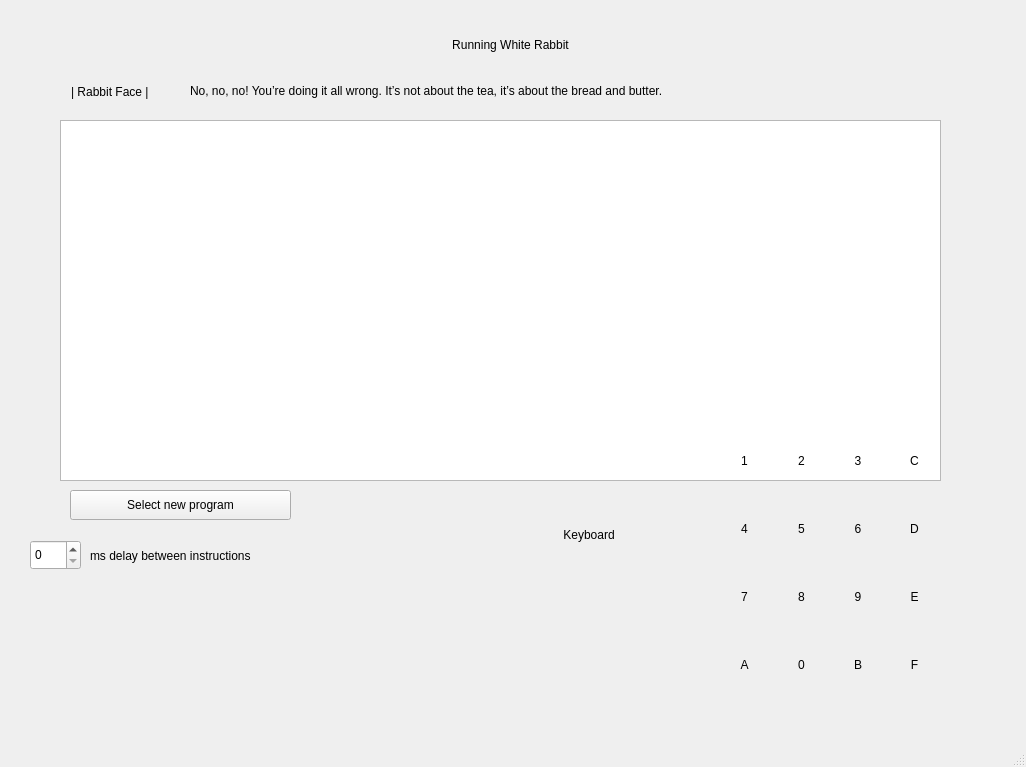
Old version of the form WhiteRabbit/src/mainwindow.ui in the repository Robin-Reynard/WhiteRabbit_CHIP-8-Emulator.
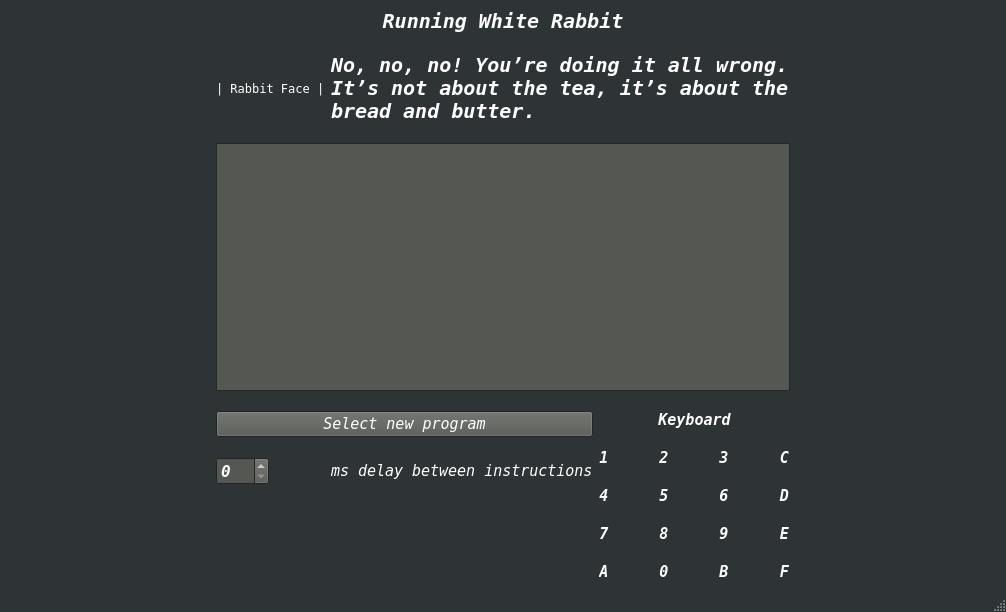
New version of the form.

Patch:
```diff
--- a/WhiteRabbit/src/mainwindow.ui
+++ b/WhiteRabbit/src/mainwindow.ui
@@ -6,306 +6,960 @@
    <rect>
     <x>0</x>
     <y>0</y>
-    <width>1026</width>
-    <height>767</height>
+    <width>1006</width>
+    <height>612</height>
    </rect>
   </property>
+  <property name="palette">
+   <palette>
+    <active>
+     <colorrole role="WindowText">
+      <brush brushstyle="SolidPattern">
+       <color alpha="255">
+        <red>255</red>
+        <green>255</green>
+        <blue>255</blue>
+       </color>
+      </brush>
+     </colorrole>
+     <colorrole role="Button">
+      <brush brushstyle="SolidPattern">
+       <color alpha="255">
+        <red>85</red>
+        <green>87</green>
+        <blue>83</blue>
+       </color>
+      </brush>
+     </colorrole>
+     <colorrole role="Light">
+      <brush brushstyle="SolidPattern">
+       <color alpha="255">
+        <red>69</red>
+        <green>78</green>
+        <blue>81</blue>
+       </color>
+      </brush>
+     </colorrole>
+     <colorrole role="Midlight">
+      <brush brushstyle="SolidPattern">
+       <color alpha="255">
+        <red>57</red>
+        <green>65</green>
+        <blue>67</blue>
+       </color>
+      </brush>
+     </colorrole>
+     <colorrole role="Dark">
+      <brush brushstyle="SolidPattern">
+       <color alpha="255">
+        <red>23</red>
+        <green>26</green>
+        <blue>27</blue>
+       </color>
+      </brush>
+     </colorrole>
+     <colorrole role="Mid">
+      <brush brushstyle="SolidPattern">
+       <color alpha="255">
+        <red>30</red>
+        <green>34</green>
+        <blue>36</blue>
+       </color>
+      </brush>
+     </colorrole>
+     <colorrole role="Text">
+      <brush brushstyle="SolidPattern">
+       <color alpha="255">
+        <red>255</red>
+        <green>255</green>
+        <blue>255</blue>
+       </color>
+      </brush>
+     </colorrole>
+     <colorrole role="BrightText">
+      <brush brushstyle="SolidPattern">
+       <color alpha="255">
+        <red>255</red>
+        <green>255</green>
+        <blue>255</blue>
+       </color>
+      </brush>
+     </colorrole>
+     <colorrole role="ButtonText">
+      <brush brushstyle="SolidPattern">
+       <color alpha="255">
+        <red>255</red>
+        <green>255</green>
+        <blue>255</blue>
+       </color>
+      </brush>
+     </colorrole>
+     <colorrole role="Base">
+      <brush brushstyle="SolidPattern">
+       <color alpha="255">
+        <red>85</red>
+        <green>87</green>
+        <blue>83</blue>
+       </color>
+      </brush>
+     </colorrole>
+     <colorrole role="Window">
+      <brush brushstyle="SolidPattern">
+       <color alpha="255">
+        <red>46</red>
+        <green>52</green>
+        <blue>54</blue>
+       </color>
+      </brush>
+     </colorrole>
+     <colorrole role="Shadow">
+      <brush brushstyle="SolidPattern">
+       <color alpha="255">
+        <red>0</red>
+        <green>0</green>
+        <blue>0</blue>
+       </color>
+      </brush>
+     </colorrole>
+     <colorrole role="AlternateBase">
+      <brush brushstyle="SolidPattern">
+       <color alpha="255">
+        <red>23</red>
+        <green>26</green>
+        <blue>27</blue>
+       </color>
+      </brush>
+     </colorrole>
+     <colorrole role="ToolTipBase">
+      <brush brushstyle="SolidPattern">
+       <color alpha="255">
+        <red>255</red>
+        <green>255</green>
+        <blue>220</blue>
+       </color>
+      </brush>
+     </colorrole>
+     <colorrole role="ToolTipText">
+      <brush brushstyle="SolidPattern">
+       <color alpha="255">
+        <red>0</red>
+        <green>0</green>
+        <blue>0</blue>
+       </color>
+      </brush>
+     </colorrole>
+     <colorrole role="PlaceholderText">
+      <brush brushstyle="SolidPattern">
+       <color alpha="128">
+        <red>255</red>
+        <green>255</green>
+        <blue>255</blue>
+       </color>
+      </brush>
+     </colorrole>
+    </active>
+    <inactive>
+     <colorrole role="WindowText">
+      <brush brushstyle="SolidPattern">
+       <color alpha="255">
+        <red>255</red>
+        <green>255</green>
+        <blue>255</blue>
+       </color>
+      </brush>
+     </colorrole>
+     <colorrole role="Button">
+      <brush brushstyle="SolidPattern">
+       <color alpha="255">
+        <red>85</red>
+        <green>87</green>
+        <blue>83</blue>
+       </color>
+      </brush>
+     </colorrole>
+     <colorrole role="Light">
+      <brush brushstyle="SolidPattern">
+       <color alpha="255">
+        <red>69</red>
+        <green>78</green>
+        <blue>81</blue>
+       </color>
+      </brush>
+     </colorrole>
+     <colorrole role="Midlight">
+      <brush brushstyle="SolidPattern">
+       <color alpha="255">
+        <red>57</red>
+        <green>65</green>
+        <blue>67</blue>
+       </color>
+      </brush>
+     </colorrole>
+     <colorrole role="Dark">
+      <brush brushstyle="SolidPattern">
+       <color alpha="255">
+        <red>23</red>
+        <green>26</green>
+        <blue>27</blue>
+       </color>
+      </brush>
+     </colorrole>
+     <colorrole role="Mid">
+      <brush brushstyle="SolidPattern">
+       <color alpha="255">
+        <red>30</red>
+        <green>34</green>
+        <blue>36</blue>
+       </color>
+      </brush>
+     </colorrole>
+     <colorrole role="Text">
+      <brush brushstyle="SolidPattern">
+       <color alpha="255">
+        <red>255</red>
+        <green>255</green>
+        <blue>255</blue>
+       </color>
+      </brush>
+     </colorrole>
+     <colorrole role="BrightText">
+      <brush brushstyle="SolidPattern">
+       <color alpha="255">
+        <red>255</red>
+        <green>255</green>
+        <blue>255</blue>
+       </color>
+      </brush>
+     </colorrole>
+     <colorrole role="ButtonText">
+      <brush brushstyle="SolidPattern">
+       <color alpha="255">
+        <red>255</red>
+        <green>255</green>
+        <blue>255</blue>
+       </color>
+      </brush>
+     </colorrole>
+     <colorrole role="Base">
+      <brush brushstyle="SolidPattern">
+       <color alpha="255">
+        <red>85</red>
+        <green>87</green>
+        <blue>83</blue>
+       </color>
+      </brush>
+     </colorrole>
+     <colorrole role="Window">
+      <brush brushstyle="SolidPattern">
+       <color alpha="255">
+        <red>46</red>
+        <green>52</green>
+        <blue>54</blue>
+       </color>
+      </brush>
+     </colorrole>
+     <colorrole role="Shadow">
+      <brush brushstyle="SolidPattern">
+       <color alpha="255">
+        <red>0</red>
+        <green>0</green>
+        <blue>0</blue>
+       </color>
+      </brush>
+     </colorrole>
+     <colorrole role="AlternateBase">
+      <brush brushstyle="SolidPattern">
+       <color alpha="255">
+        <red>23</red>
+        <green>26</green>
+        <blue>27</blue>
+       </color>
+      </brush>
+     </colorrole>
+     <colorrole role="ToolTipBase">
+      <brush brushstyle="SolidPattern">
+       <color alpha="255">
+        <red>255</red>
+        <green>255</green>
+        <blue>220</blue>
+       </color>
+      </brush>
+     </colorrole>
+     <colorrole role="ToolTipText">
+      <brush brushstyle="SolidPattern">
+       <color alpha="255">
+        <red>0</red>
+        <green>0</green>
+        <blue>0</blue>
+       </color>
+      </brush>
+     </colorrole>
+     <colorrole role="PlaceholderText">
+      <brush brushstyle="SolidPattern">
+       <color alpha="128">
+        <red>255</red>
+        <green>255</green>
+        <blue>255</blue>
+       </color>
+      </brush>
+     </colorrole>
+    </inactive>
+    <disabled>
+     <colorrole role="WindowText">
+      <brush brushstyle="SolidPattern">
+       <color alpha="255">
+        <red>23</red>
+        <green>26</green>
+        <blue>27</blue>
+       </color>
+      </brush>
+     </colorrole>
+     <colorrole role="Button">
+      <brush brushstyle="SolidPattern">
+       <color alpha="255">
+        <red>85</red>
+        <green>87</green>
+        <blue>83</blue>
+       </color>
+      </brush>
+     </colorrole>
+     <colorrole role="Light">
+      <brush brushstyle="SolidPattern">
+       <color alpha="255">
+        <red>69</red>
+        <green>78</green>
+        <blue>81</blue>
+       </color>
+      </brush>
+     </colorrole>
+     <colorrole role="Midlight">
+      <brush brushstyle="SolidPattern">
+       <color alpha="255">
+        <red>57</red>
+        <green>65</green>
+        <blue>67</blue>
+       </color>
+      </brush>
+     </colorrole>
+     <colorrole role="Dark">
+      <brush brushstyle="SolidPattern">
+       <color alpha="255">
+        <red>23</red>
+        <green>26</green>
+        <blue>27</blue>
+       </color>
+      </brush>
+     </colorrole>
+     <colorrole role="Mid">
+      <brush brushstyle="SolidPattern">
+       <color alpha="255">
+        <red>30</red>
+        <green>34</green>
+        <blue>36</blue>
+       </color>
+      </brush>
+     </colorrole>
+     <colorrole role="Text">
+      <brush brushstyle="SolidPattern">
+       <color alpha="255">
+        <red>23</red>
+        <green>26</green>
+        <blue>27</blue>
+       </color>
+      </brush>
+     </colorrole>
+     <colorrole role="BrightText">
+      <brush brushstyle="SolidPattern">
+       <color alpha="255">
+        <red>255</red>
+        <green>255</green>
+        <blue>255</blue>
+       </color>
+      </brush>
+     </colorrole>
+     <colorrole role="ButtonText">
+      <brush brushstyle="SolidPattern">
+       <color alpha="255">
+        <red>23</red>
+        <green>26</green>
+        <blue>27</blue>
+       </color>
+      </brush>
+     </colorrole>
+     <colorrole role="Base">
+      <brush brushstyle="SolidPattern">
+       <color alpha="255">
+        <red>46</red>
+        <green>52</green>
+        <blue>54</blue>
+       </color>
+      </brush>
+     </colorrole>
+     <colorrole role="Window">
+      <brush brushstyle="SolidPattern">
+       <color alpha="255">
+        <red>46</red>
+        <green>52</green>
+        <blue>54</blue>
+       </color>
+      </brush>
+     </colorrole>
+     <colorrole role="Shadow">
+      <brush brushstyle="SolidPattern">
+       <color alpha="255">
+        <red>0</red>
+        <green>0</green>
+        <blue>0</blue>
+       </color>
+      </brush>
+     </colorrole>
+     <colorrole role="AlternateBase">
+      <brush brushstyle="SolidPattern">
+       <color alpha="255">
+        <red>46</red>
+        <green>52</green>
+        <blue>54</blue>
+       </color>
+      </brush>
+     </colorrole>
+     <colorrole role="ToolTipBase">
+      <brush brushstyle="SolidPattern">
+       <color alpha="255">
+        <red>255</red>
+        <green>255</green>
+        <blue>220</blue>
+       </color>
+      </brush>
+     </colorrole>
+     <colorrole role="ToolTipText">
+      <brush brushstyle="SolidPattern">
+       <color alpha="255">
+        <red>0</red>
+        <green>0</green>
+        <blue>0</blue>
+       </color>
+      </brush>
+     </colorrole>
+     <colorrole role="PlaceholderText">
+      <brush brushstyle="SolidPattern">
+       <color alpha="128">
+        <red>255</red>
+        <green>255</green>
+        <blue>255</blue>
+       </color>
+      </brush>
+     </colorrole>
+    </disabled>
+   </palette>
+  </property>
+  <property name="font">
+   <font>
+    <family>DejaVu Sans Mono</family>
+    <weight>75</weight>
+    <italic>true</italic>
+    <bold>true</bold>
+   </font>
+  </property>
   <property name="windowTitle">
    <string>White Rabbit Chip8 Emulator</string>
   </property>
   <widget class="QWidget" name="centralwidget">
-   <widget class="QLabel" name="rabbit_icon">
-    <property name="geometry">
-     <rect>
-      <x>71</x>
-      <y>81</y>
-      <width>113</width>
-      <height>21</height>
-     </rect>
+   <layout class="QGridLayout" name="gridLayout">
+    <property name="verticalSpacing">
+     <number>20</number>
     </property>
-    <property name="text">
-     <string>| Rabbit Face |</string>
-    </property>
-   </widget>
-   <widget class="QGraphicsView" name="display">
-    <property name="geometry">
-     <rect>
-      <x>60</x>
-      <y>120</y>
-      <width>881</width>
-      <height>361</height>
-     </rect>
-    </property>
-    <property name="verticalScrollBarPolicy">
-     <enum>Qt::ScrollBarAlwaysOff</enum>
-    </property>
-    <property name="horizontalScrollBarPolicy">
-     <enum>Qt::ScrollBarAlwaysOff</enum>
-    </property>
-    <property name="alignment">
-     <set>Qt::AlignLeading|Qt::AlignLeft|Qt::AlignVCenter</set>
-    </property>
-   </widget>
-   <widget class="QLabel" name="title_label">
-    <property name="geometry">
-     <rect>
-      <x>70</x>
-      <y>30</y>
-      <width>881</width>
-      <height>30</height>
-     </rect>
-    </property>
-    <property name="text">
-     <string>Running White Rabbit</string>
-    </property>
-    <property name="alignment">
-     <set>Qt::AlignCenter</set>
-    </property>
-   </widget>
-   <widget class="QLabel" name="rabbit_text_label">
-    <property name="geometry">
-     <rect>
-      <x>190</x>
-      <y>80</y>
-      <width>733</width>
-      <height>21</height>
-     </rect>
-    </property>
-    <property name="text">
-     <string>No, no, no! You’re doing it all wrong. It’s not about the tea, it’s about the bread and butter.</string>
-    </property>
-   </widget>
-   <widget class="QWidget" name="">
-    <property name="geometry">
-     <rect>
-      <x>719</x>
-      <y>430</y>
-      <width>221</width>
-      <height>266</height>
-     </rect>
-    </property>
-    <layout class="QVBoxLayout" name="verticalLayout_2">
-     <item>
-      <layout class="QGridLayout" name="keyboard_grid">
-       <item row="2" column="0">
-        <widget class="QLabel" name="key_7">
-         <property name="text">
-          <string>7</string>
-         </property>
-         <property name="alignment">
-          <set>Qt::AlignCenter</set>
-         </property>
-        </widget>
-       </item>
-       <item row="3" column="2">
-        <widget class="QLabel" name="key_B">
-         <property name="text">
-          <string>B</string>
-         </property>
-         <property name="alignment">
-          <set>Qt::AlignCenter</set>
-         </property>
-        </widget>
-       </item>
-       <item row="0" column="2">
-        <widget class="QLabel" name="key_3">
-         <property name="text">
-          <string>3</string>
-         </property>
-         <property name="alignment">
-          <set>Qt::AlignCenter</set>
-         </property>
-        </widget>
-       </item>
-       <item row="1" column="1">
-        <widget class="QLabel" name="key_5">
-         <property name="text">
-          <string>5</string>
-         </property>
-         <property name="alignment">
-          <set>Qt::AlignCenter</set>
-         </property>
-        </widget>
-       </item>
-       <item row="1" column="2">
-        <widget class="QLabel" name="key_6">
-         <property name="text">
-          <string>6</string>
-         </property>
-         <property name="alignment">
-          <set>Qt::AlignCenter</set>
-         </property>
-        </widget>
-       </item>
-       <item row="3" column="0">
-        <widget class="QLabel" name="key_A">
-         <property name="text">
-          <string>A</string>
-         </property>
-         <property name="alignment">
-          <set>Qt::AlignCenter</set>
-         </property>
-        </widget>
-       </item>
-       <item row="0" column="0">
-        <widget class="QLabel" name="key_1">
-         <property name="text">
-          <string>1</string>
-         </property>
-         <property name="alignment">
-          <set>Qt::AlignCenter</set>
-         </property>
-        </widget>
-       </item>
-       <item row="2" column="2">
-        <widget class="QLabel" name="key_9">
-         <property name="text">
-          <string>9</string>
-         </property>
-         <property name="alignment">
-          <set>Qt::AlignCenter</set>
-         </property>
-        </widget>
-       </item>
-       <item row="1" column="0">
-        <widget class="QLabel" name="key_4">
-         <property name="text">
-          <string>4</string>
-         </property>
-         <property name="alignment">
-          <set>Qt::AlignCenter</set>
-         </property>
-        </widget>
-       </item>
-       <item row="1" column="3">
-        <widget class="QLabel" name="key_D">
-         <property name="text">
-          <string>D</string>
-         </property>
-         <property name="alignment">
-          <set>Qt::AlignCenter</set>
-         </property>
-        </widget>
-       </item>
-       <item row="2" column="1">
-        <widget class="QLabel" name="key_8">
-         <property name="text">
-          <string>8</string>
-         </property>
-         <property name="alignment">
-          <set>Qt::AlignCenter</set>
-         </property>
-        </widget>
-       </item>
-       <item row="3" column="1">
-        <widget class="QLabel" name="key_0">
-         <property name="text">
-          <string>0</string>
-         </property>
-         <property name="alignment">
-          <set>Qt::AlignCenter</set>
-         </property>
-        </widget>
-       </item>
-       <item row="0" column="3">
-        <widget class="QLabel" name="key_C">
-         <property name="text">
-          <string>C</string>
-         </property>
-         <property name="alignment">
-          <set>Qt::AlignCenter</set>
-         </property>
-        </widget>
-       </item>
-       <item row="0" column="1">
-        <widget class="QLabel" name="key_2">
-         <property name="text">
-          <string>2</string>
-         </property>
-         <property name="alignment">
-          <set>Qt::AlignCenter</set>
-         </property>
-        </widget>
-       </item>
-       <item row="2" column="3">
-        <widget class="QLabel" name="key_E">
-         <property name="text">
-          <string>E</string>
-         </property>
-         <property name="alignment">
-          <set>Qt::AlignCenter</set>
-         </property>
-        </widget>
-       </item>
-       <item row="3" column="3">
-        <widget class="QLabel" name="key_F">
-         <property name="text">
-          <string>F</string>
-         </property>
-         <property name="alignment">
-          <set>Qt::AlignCenter</set>
-         </property>
-        </widget>
-       </item>
-      </layout>
-     </item>
-    </layout>
-   </widget>
-   <widget class="QPushButton" name="select_new_program_button">
-    <property name="geometry">
-     <rect>
-      <x>70</x>
-      <y>490</y>
-      <width>221</width>
-      <height>30</height>
-     </rect>
-    </property>
-    <property name="text">
-     <string>Select new program</string>
-    </property>
-    <property name="autoDefault">
-     <bool>false</bool>
-    </property>
-   </widget>
-   <widget class="QLabel" name="delay_label">
-    <property name="geometry">
-     <rect>
-      <x>90</x>
-      <y>540</y>
-      <width>311</width>
-      <height>31</height>
-     </rect>
-    </property>
-    <property name="text">
-     <string>ms delay between instructions</string>
-    </property>
-   </widget>
-   <widget class="QSpinBox" name="delay_spin">
-    <property name="geometry">
-     <rect>
-      <x>30</x>
-      <y>540</y>
-      <width>51</width>
-      <height>30</height>
-     </rect>
-    </property>
-   </widget>
-   <widget class="QLabel" name="label_6">
-    <property name="geometry">
-     <rect>
-      <x>520</x>
-      <y>470</y>
-      <width>138</width>
-      <height>129</height>
-     </rect>
-    </property>
-    <property name="text">
-     <string>Keyboard</string>
-    </property>
-    <property name="alignment">
-     <set>Qt::AlignCenter</set>
-    </property>
-   </widget>
+    <item row="2" column="1">
+     <widget class="QLabel" name="rabbit_icon">
+      <property name="font">
+       <font>
+        <family>Ubuntu</family>
+        <weight>50</weight>
+        <italic>false</italic>
+        <bold>false</bold>
+       </font>
+      </property>
+      <property name="text">
+       <string>| Rabbit Face |</string>
+      </property>
+      <property name="wordWrap">
+       <bool>true</bool>
+      </property>
+     </widget>
+    </item>
+    <item row="2" column="2" colspan="2">
+     <widget class="QLabel" name="rabbit_text_label">
+      <property name="font">
+       <font>
+        <family>Ani</family>
+        <pointsize>15</pointsize>
+        <weight>75</weight>
+        <italic>true</italic>
+        <bold>true</bold>
+       </font>
+      </property>
+      <property name="text">
+       <string>No, no, no! You’re doing it all wrong. It’s not about the tea, it’s about the bread and butter.</string>
+      </property>
+      <property name="scaledContents">
+       <bool>false</bool>
+      </property>
+      <property name="wordWrap">
+       <bool>true</bool>
+      </property>
+     </widget>
+    </item>
+    <item row="5" column="1" colspan="2">
+     <widget class="QPushButton" name="select_new_program_button">
+      <property name="font">
+       <font>
+        <family>DejaVu Sans Mono</family>
+        <pointsize>11</pointsize>
+        <weight>50</weight>
+        <italic>true</italic>
+        <bold>false</bold>
+       </font>
+      </property>
+      <property name="text">
+       <string>Select new program</string>
+      </property>
+      <property name="autoDefault">
+       <bool>false</bool>
+      </property>
+     </widget>
+    </item>
+    <item row="4" column="1" colspan="3">
+     <widget class="QGraphicsView" name="display">
+      <property name="verticalScrollBarPolicy">
+       <enum>Qt::ScrollBarAlwaysOff</enum>
+      </property>
+      <property name="horizontalScrollBarPolicy">
+       <enum>Qt::ScrollBarAlwaysOff</enum>
+      </property>
+      <property name="alignment">
+       <set>Qt::AlignCenter</set>
+      </property>
+     </widget>
+    </item>
+    <item row="1" column="1" colspan="3">
+     <widget class="QLabel" name="title_label">
+      <property name="font">
+       <font>
+        <family>DejaVu Sans Mono</family>
+        <pointsize>15</pointsize>
+        <weight>75</weight>
+        <italic>true</italic>
+        <bold>true</bold>
+       </font>
+      </property>
+      <property name="text">
+       <string>Running White Rabbit</string>
+      </property>
+      <property name="alignment">
+       <set>Qt::AlignCenter</set>
+      </property>
+     </widget>
+    </item>
+    <item row="5" column="3" rowspan="3">
+     <layout class="QGridLayout" name="keyboard_layout">
+      <property name="horizontalSpacing">
+       <number>50</number>
+      </property>
+      <property name="verticalSpacing">
+       <number>20</number>
+      </property>
+      <item row="3" column="1">
+       <widget class="QLabel" name="key_8">
+        <property name="font">
+         <font>
+          <family>DejaVu Sans Mono</family>
+          <pointsize>11</pointsize>
+          <weight>75</weight>
+          <italic>true</italic>
+          <bold>true</bold>
+         </font>
+        </property>
+        <property name="text">
+         <string>8</string>
+        </property>
+        <property name="alignment">
+         <set>Qt::AlignCenter</set>
+        </property>
+       </widget>
+      </item>
+      <item row="2" column="2">
+       <widget class="QLabel" name="key_6">
+        <property name="font">
+         <font>
+          <family>DejaVu Sans Mono</family>
+          <pointsize>11</pointsize>
+          <weight>75</weight>
+          <italic>true</italic>
+          <bold>true</bold>
+         </font>
+        </property>
+        <property name="text">
+         <string>6</string>
+        </property>
+        <property name="alignment">
+         <set>Qt::AlignCenter</set>
+        </property>
+       </widget>
+      </item>
+      <item row="4" column="2">
+       <widget class="QLabel" name="key_B">
+        <property name="font">
+         <font>
+          <family>DejaVu Sans Mono</family>
+          <pointsize>11</pointsize>
+          <weight>75</weight>
+          <italic>true</italic>
+          <bold>true</bold>
+         </font>
+        </property>
+        <property name="text">
+         <string>B</string>
+        </property>
+        <property name="alignment">
+         <set>Qt::AlignCenter</set>
+        </property>
+       </widget>
+      </item>
+      <item row="1" column="3">
+       <widget class="QLabel" name="key_C">
+        <property name="font">
+         <font>
+          <family>DejaVu Sans Mono</family>
+          <pointsize>11</pointsize>
+          <weight>75</weight>
+          <italic>true</italic>
+          <bold>true</bold>
+         </font>
+        </property>
+        <property name="text">
+         <string>C</string>
+        </property>
+        <property name="alignment">
+         <set>Qt::AlignCenter</set>
+        </property>
+       </widget>
+      </item>
+      <item row="3" column="0">
+       <widget class="QLabel" name="key_7">
+        <property name="font">
+         <font>
+          <family>DejaVu Sans Mono</family>
+          <pointsize>11</pointsize>
+          <weight>75</weight>
+          <italic>true</italic>
+          <bold>true</bold>
+         </font>
+        </property>
+        <property name="text">
+         <string>7</string>
+        </property>
+        <property name="alignment">
+         <set>Qt::AlignCenter</set>
+        </property>
+       </widget>
+      </item>
+      <item row="1" column="0">
+       <widget class="QLabel" name="key_1">
+        <property name="font">
+         <font>
+          <family>DejaVu Sans Mono</family>
+          <pointsize>11</pointsize>
+          <weight>75</weight>
+          <italic>true</italic>
+          <bold>true</bold>
+         </font>
+        </property>
+        <property name="text">
+         <string>1</string>
+        </property>
+        <property name="alignment">
+         <set>Qt::AlignCenter</set>
+        </property>
+       </widget>
+      </item>
+      <item row="4" column="1">
+       <widget class="QLabel" name="key_0">
+        <property name="font">
+         <font>
+          <family>DejaVu Sans Mono</family>
+          <pointsize>11</pointsize>
+          <weight>75</weight>
+          <italic>true</italic>
+          <bold>true</bold>
+         </font>
+        </property>
+        <property name="text">
+         <string>0</string>
+        </property>
+        <property name="alignment">
+         <set>Qt::AlignCenter</set>
+        </property>
+       </widget>
+      </item>
+      <item row="1" column="2">
+       <widget class="QLabel" name="key_3">
+        <property name="font">
+         <font>
+          <family>DejaVu Sans Mono</family>
+          <pointsize>11</pointsize>
+          <weight>75</weight>
+          <italic>true</italic>
+          <bold>true</bold>
+         </font>
+        </property>
+        <property name="text">
+         <string>3</string>
+        </property>
+        <property name="alignment">
+         <set>Qt::AlignCenter</set>
+        </property>
+       </widget>
+      </item>
+      <item row="4" column="0">
+       <widget class="QLabel" name="key_A">
+        <property name="font">
+         <font>
+          <family>DejaVu Sans Mono</family>
+          <pointsize>11</pointsize>
+          <weight>75</weight>
+          <italic>true</italic>
+          <bold>true</bold>
+         </font>
+        </property>
+        <property name="text">
+         <string>A</string>
+        </property>
+        <property name="alignment">
+         <set>Qt::AlignCenter</set>
+        </property>
+       </widget>
+      </item>
+      <item row="1" column="1">
+       <widget class="QLabel" name="key_2">
+        <property name="font">
+         <font>
+          <family>DejaVu Sans Mono</family>
+          <pointsize>11</pointsize>
+          <weight>75</weight>
+          <italic>true</italic>
+          <bold>true</bold>
+         </font>
+        </property>
+        <property name="text">
+         <string>2</string>
+        </property>
+        <property name="alignment">
+         <set>Qt::AlignCenter</set>
+        </property>
+       </widget>
+      </item>
+      <item row="4" column="3">
+       <widget class="QLabel" name="key_F">
+        <property name="font">
+         <font>
+          <family>DejaVu Sans Mono</family>
+          <pointsize>11</pointsize>
+          <weight>75</weight>
+          <italic>true</italic>
+          <bold>true</bold>
+         </font>
+        </property>
+        <property name="text">
+         <string>F</string>
+        </property>
+        <property name="alignment">
+         <set>Qt::AlignCenter</set>
+        </property>
+       </widget>
+      </item>
+      <item row="2" column="3">
+       <widget class="QLabel" name="key_D">
+        <property name="font">
+         <font>
+          <family>DejaVu Sans Mono</family>
+          <pointsize>11</pointsize>
+          <weight>75</weight>
+          <italic>true</italic>
+          <bold>true</bold>
+         </font>
+        </property>
+        <property name="text">
+         <string>D</string>
+        </property>
+        <property name="alignment">
+         <set>Qt::AlignCenter</set>
+        </property>
+       </widget>
+      </item>
+      <item row="3" column="2">
+       <widget class="QLabel" name="key_9">
+        <property name="font">
+         <font>
+          <family>DejaVu Sans Mono</family>
+          <pointsize>11</pointsize>
+          <weight>75</weight>
+          <italic>true</italic>
+          <bold>true</bold>
+         </font>
+        </property>
+        <property name="text">
+         <string>9</string>
+        </property>
+        <property name="alignment">
+         <set>Qt::AlignCenter</set>
+        </property>
+       </widget>
+      </item>
+      <item row="2" column="0">
+       <widget class="QLabel" name="key_4">
+        <property name="font">
+         <font>
+          <family>DejaVu Sans Mono</family>
+          <pointsize>11</pointsize>
+          <weight>75</weight>
+          <italic>true</italic>
+          <bold>true</bold>
+         </font>
+        </property>
+        <property name="text">
+         <string>4</string>
+        </property>
+        <property name="alignment">
+         <set>Qt::AlignCenter</set>
+        </property>
+       </widget>
+      </item>
+      <item row="3" column="3">
+       <widget class="QLabel" name="key_E">
+        <property name="font">
+         <font>
+          <family>DejaVu Sans Mono</family>
+          <pointsize>11</pointsize>
+          <weight>75</weight>
+          <italic>true</italic>
+          <bold>true</bold>
+         </font>
+        </property>
+        <property name="text">
+         <string>E</string>
+        </property>
+        <property name="alignment">
+         <set>Qt::AlignCenter</set>
+        </property>
+       </widget>
+      </item>
+      <item row="2" column="1">
+       <widget class="QLabel" name="key_5">
+        <property name="font">
+         <font>
+          <family>DejaVu Sans Mono</family>
+          <pointsize>11</pointsize>
+          <weight>75</weight>
+          <italic>true</italic>
+          <bold>true</bold>
+         </font>
+        </property>
+        <property name="text">
+         <string>5</string>
+        </property>
+        <property name="alignment">
+         <set>Qt::AlignCenter</set>
+        </property>
+       </widget>
+      </item>
+      <item row="0" column="0" colspan="4">
+       <widget class="QLabel" name="keyboard_title">
+        <property name="sizePolicy">
+         <sizepolicy hsizetype="Minimum" vsizetype="Minimum">
+          <horstretch>0</horstretch>
+          <verstretch>0</verstretch>
+         </sizepolicy>
+        </property>
+        <property name="font">
+         <font>
+          <family>DejaVu Sans Mono</family>
+          <pointsize>11</pointsize>
+          <weight>75</weight>
+          <italic>true</italic>
+          <bold>true</bold>
+         </font>
+        </property>
+        <property name="text">
+         <string>Keyboard</string>
+        </property>
+        <property name="alignment">
+         <set>Qt::AlignCenter</set>
+        </property>
+       </widget>
+      </item>
+     </layout>
+    </item>
+    <item row="6" column="1">
+     <widget class="QSpinBox" name="delay_spin">
+      <property name="sizePolicy">
+       <sizepolicy hsizetype="Fixed" vsizetype="Fixed">
+        <horstretch>0</horstretch>
+        <verstretch>0</verstretch>
+       </sizepolicy>
+      </property>
+      <property name="font">
+       <font>
+        <family>Ani</family>
+        <pointsize>12</pointsize>
+        <weight>75</weight>
+        <italic>true</italic>
+        <bold>true</bold>
+       </font>
+      </property>
+     </widget>
+    </item>
+    <item row="4" column="0">
+     <spacer name="horizontalSpacer_3">
+      <property name="orientation">
+       <enum>Qt::Horizontal</enum>
+      </property>
+      <property name="sizeHint" stdset="0">
+       <size>
+        <width>40</width>
+        <height>20</height>
+       </size>
+      </property>
+     </spacer>
+    </item>
+    <item row="6" column="2">
+     <widget class="QLabel" name="delay_label">
+      <property name="font">
+       <font>
+        <family>DejaVu Sans Mono</family>
+        <pointsize>11</pointsize>
+        <weight>50</weight>
+        <italic>true</italic>
+        <bold>false</bold>
+       </font>
+      </property>
+      <property name="text">
+       <string>ms delay between instructions</string>
+      </property>
+     </widget>
+    </item>
+    <item row="4" column="4">
+     <spacer name="horizontalSpacer_2">
+      <property name="orientation">
+       <enum>Qt::Horizontal</enum>
+      </property>
+      <property name="sizeHint" stdset="0">
+       <size>
+        <width>40</width>
+        <height>20</height>
+       </size>
+      </property>
+     </spacer>
+    </item>
+   </layout>
   </widget>
   <widget class="QMenuBar" name="menubar">
    <property name="geometry">
```
Left out of the diff: 4 changed lines with no effect on the pictures.
